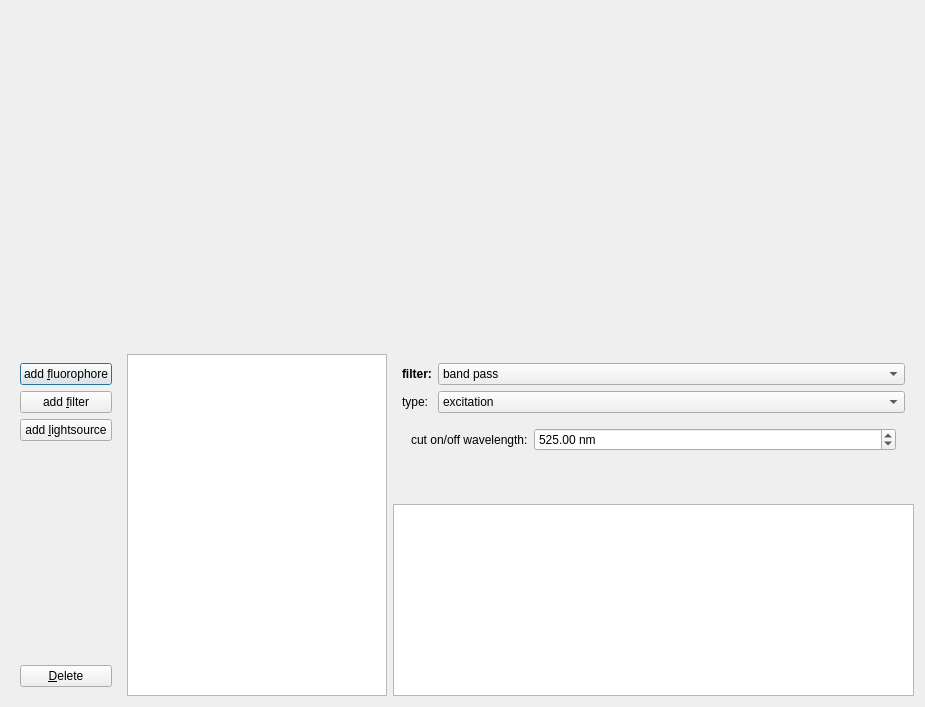
Above: plugins/qfe_spectraviewer/qfespectraviewerdialog.ui from jkriege2/QuickFit3 before the change. Below: the same form after it.
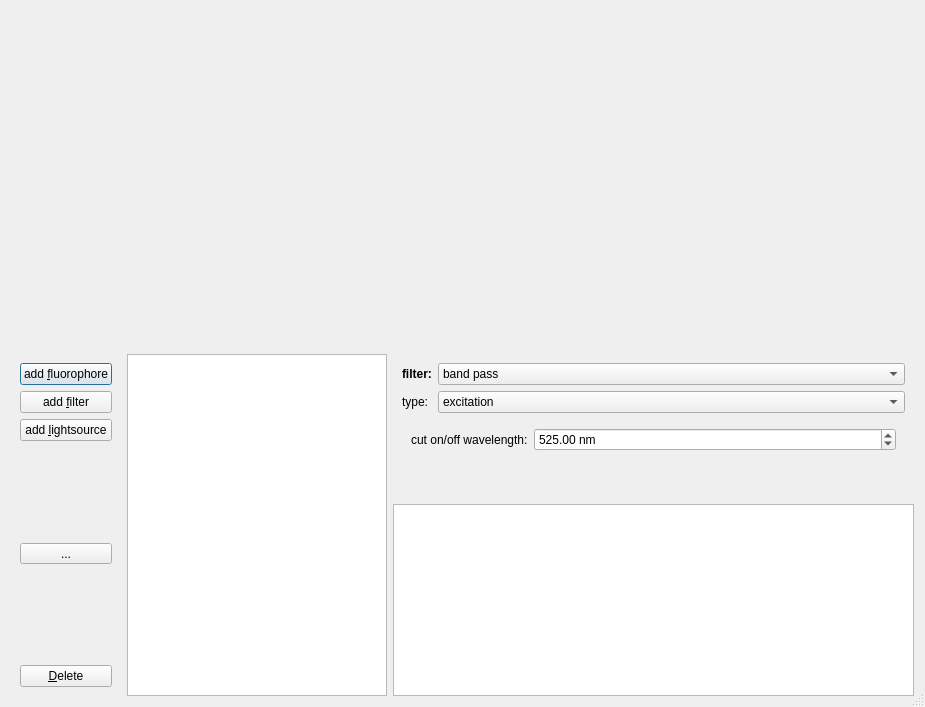
That is the form after the change. Icons and pictures are not drawn. Custom widgets are drawn as their Qt base class.

What changed in the file:
```diff
--- a/plugins/qfe_spectraviewer/qfespectraviewerdialog.ui
+++ b/plugins/qfe_spectraviewer/qfespectraviewerdialog.ui
@@ -17,6 +17,9 @@
    <iconset resource="qfespectraviewer.qrc">
     <normaloff>:/qfe_spectraviewer/qfespectraviewer.png</normaloff>:/qfe_spectraviewer/qfespectraviewer.png</iconset>
   </property>
+  <property name="sizeGripEnabled">
+   <bool>true</bool>
+  </property>
   <layout class="QVBoxLayout" name="mainLayout" stretch="0,1,0">
    <item>
     <layout class="QHBoxLayout" name="horizontalLayout_5">
@@ -100,6 +103,44 @@
            </property>
           </spacer>
          </item>
+         <item>
+          <widget class="QToolButton" name="btnNewFluorophore">
+           <property name="sizePolicy">
+            <sizepolicy hsizetype="MinimumExpanding" vsizetype="Fixed">
+             <horstretch>0</horstretch>
+             <verstretch>0</verstretch>
+            </sizepolicy>
+           </property>
+           <property name="baseSize">
+            <size>
+             <width>0</width>
+             <height>24</height>
+            </size>
+           </property>
+           <property name="text">
+            <string>...</string>
+           </property>
+           <property name="popupMode">
+            <enum>QToolButton::InstantPopup</enum>
+           </property>
+           <property name="toolButtonStyle">
+            <enum>Qt::ToolButtonTextBesideIcon</enum>
+           </property>
+          </widget>
+         </item>
+         <item>
+          <spacer name="verticalSpacer_2">
+           <property name="orientation">
+            <enum>Qt::Vertical</enum>
+           </property>
+           <property name="sizeHint" stdset="0">
+            <size>
+             <width>20</width>
+             <height>40</height>
+            </size>
+           </property>
+          </spacer>
+         </item>
          <item>
           <widget class="QPushButton" name="btnDelete">
            <property name="text">
```
Left out of the diff: 2 changed lines with no effect on the pictures.
